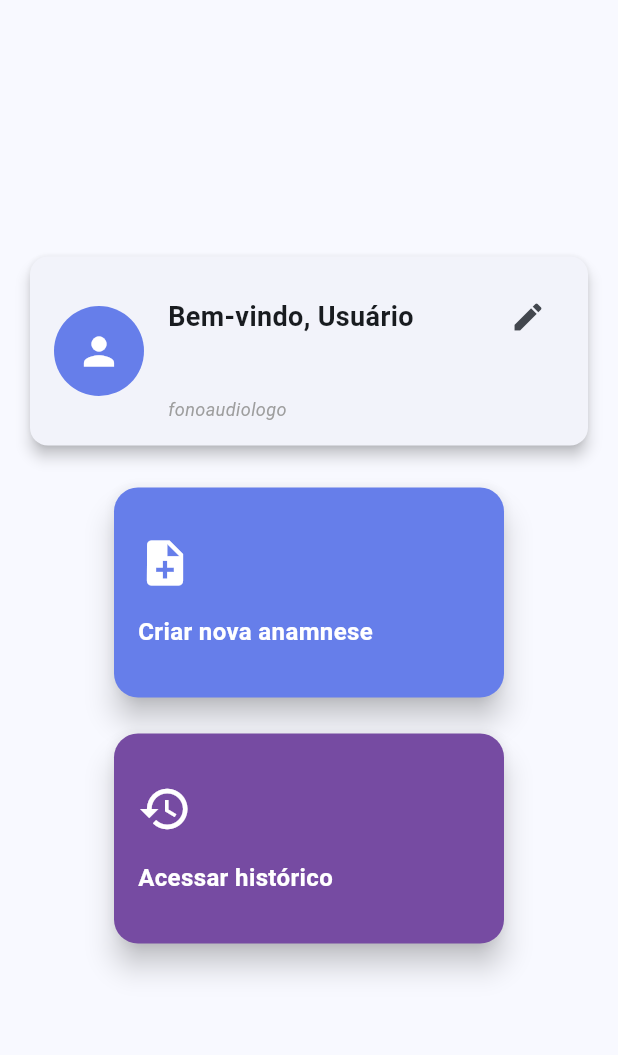
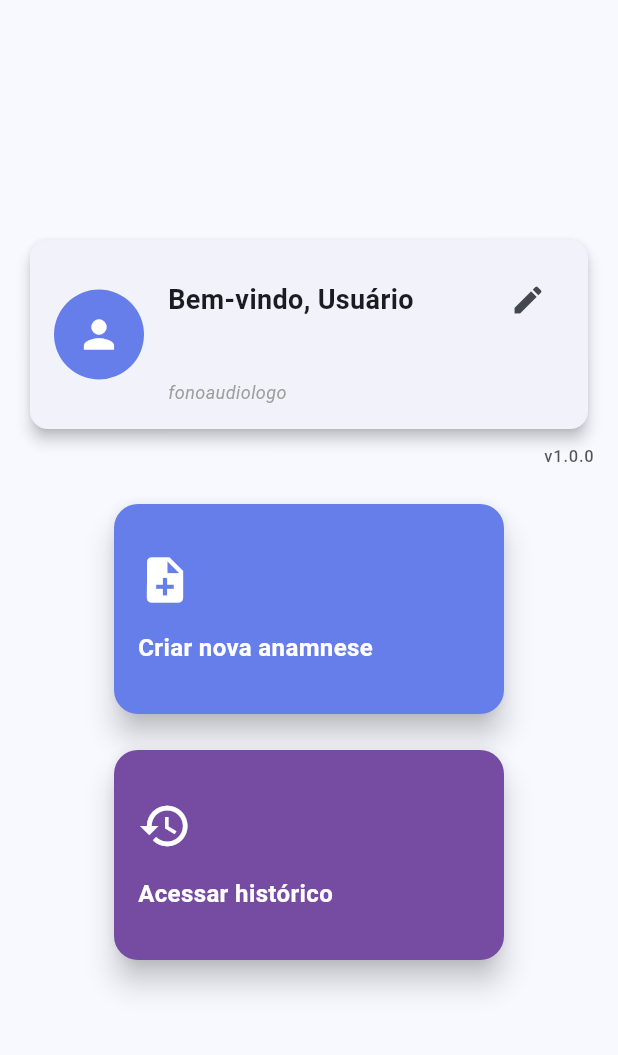
Before and after one commit to selds/adl_fono, a Flutter app: the HomePage screen opened directly with empty values, on a phone screen of 412 x 824 dp, the part 63-1118 px from its top. Run offline on Flutter 3.47's test engine with Material 3 defaults, Android fonts, the phone set to English and light mode, and no system bars; our stand-ins replace cloud_firestore, firebase_auth, firebase_core, firebase_storage, image_picker, mask_text_input_formatter and 1 more; accounts and stored records are empty; network calls fail.

Commit message:
feat: adicionar versão da aplicação na página inicial

```diff
--- a/lib/home_page.dart
+++ b/lib/home_page.dart
@@ -277,6 +277,17 @@ class _HomePageState extends State<HomePage> with WidgetsBindingObserver {
                           ),
                         ),
                       ],
+                    ),
+                  ),
+                ),
+                const SizedBox(height: 6),
+                Align(
+                  alignment: Alignment.centerRight,
+                  child: Opacity(
+                    opacity: 0.75,
+                    child: Text(
+                      'v1.0.0',
+                      style: Theme.of(context).textTheme.labelSmall,
                     ),
                   ),
                 ),
```
